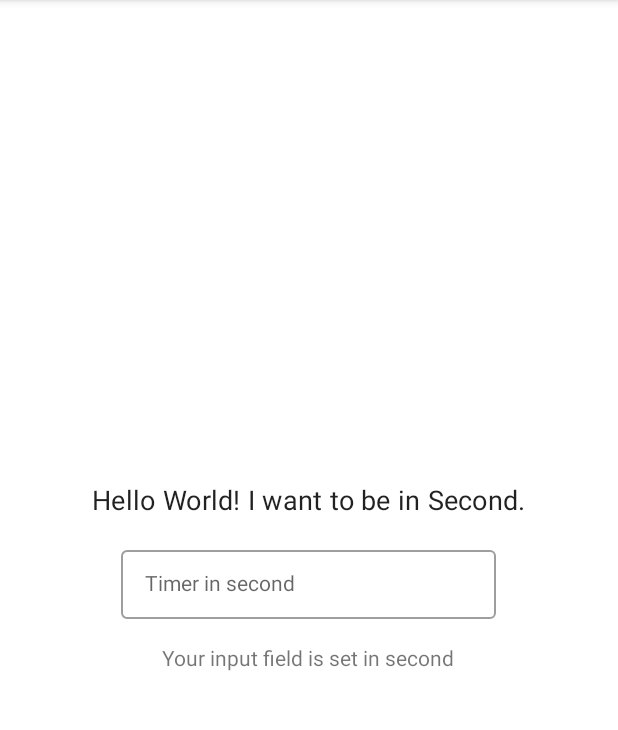
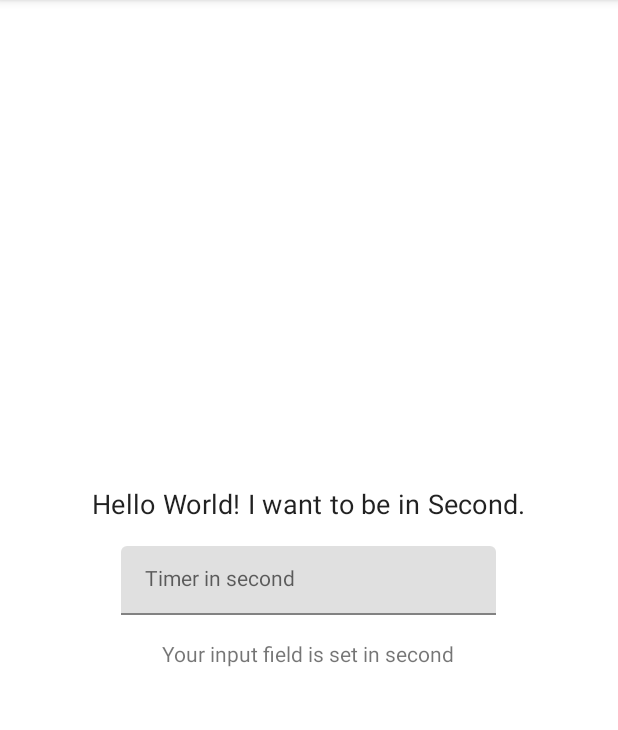
Before and after one commit to dononcharles/TimerConverterDialog, an Android app: the screen it shows after launch (MainActivity), on a phone screen of 412 x 824 dp, the part 84-814 px from its top. Run offline under Robolectric (Android 15) with nearby library versions, the phone set to English and light mode, and no system bars.

Commit message:
code reviewed

```diff
--- a/app/src/main/res/layout/activity_main.xml
+++ b/app/src/main/res/layout/activity_main.xml
@@ -25,7 +25,6 @@
 
         <com.google.android.material.textfield.TextInputLayout
             android:id="@+id/secondTimerTil"
-            style="@style/TextInputLayout"
             android:layout_width="250dp"
             android:layout_height="0dp"
             android:layout_gravity="center"
```
